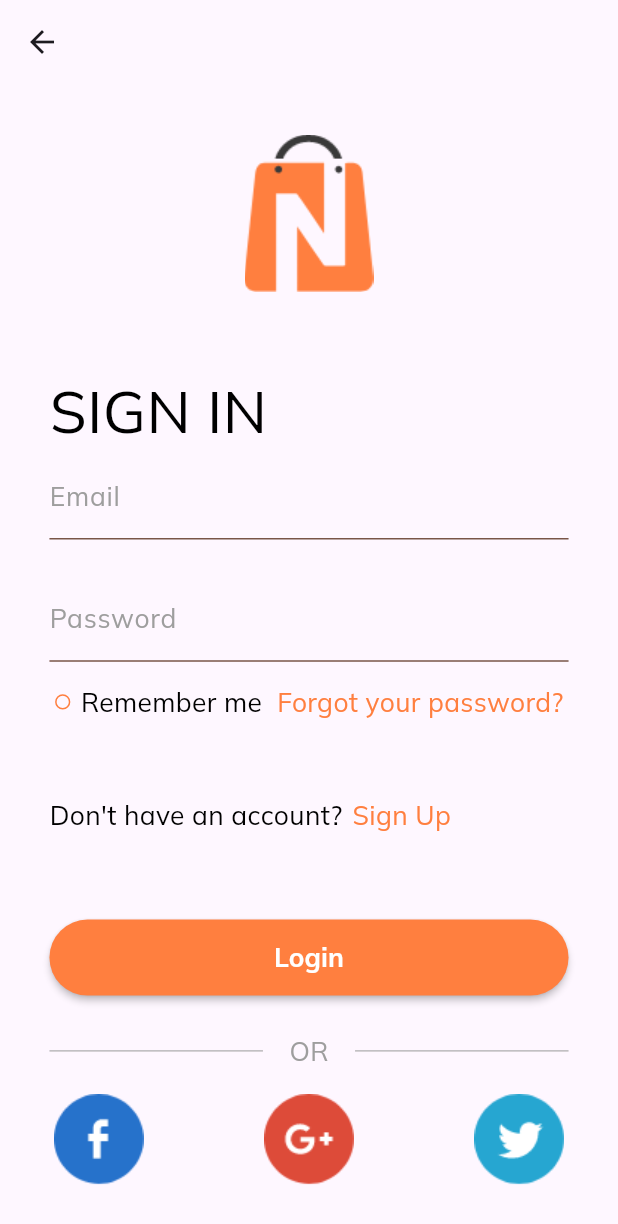
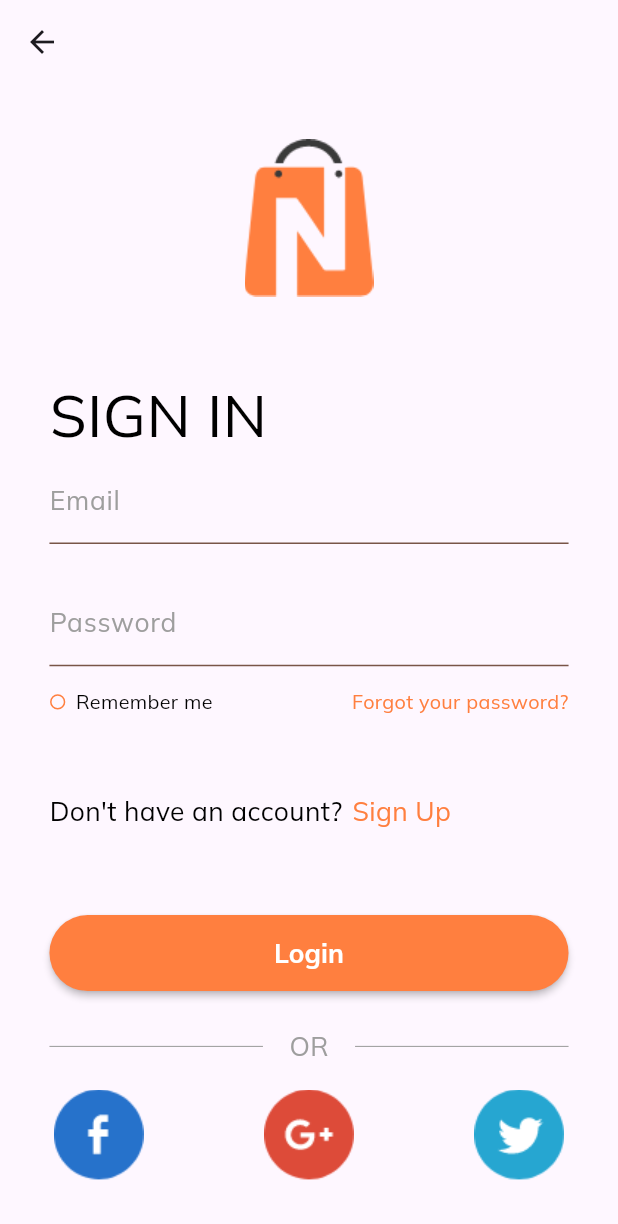
Before and after one commit to Muhanned-Anwar/Flutter_Shop, a Flutter app: the LoginView screen opened by its route, on a phone screen of 412 x 824 dp. Shown: the top 1224 px of the screen. Run offline on Flutter 3.47's test engine with Material 2 defaults, Android fonts, the phone set to English and light mode, and no system bars; our stand-ins replace easy_localization, flutter_screenutil, get, shared_preferences; accounts and stored records are empty.

Commit message:
edit view

```diff
--- a/lib/core/resources/manager_font_sizes.dart
+++ b/lib/core/resources/manager_font_sizes.dart
@@ -1,6 +1,7 @@
 import 'package:avatar_course2_5_shop/core/utils/size_util.dart';
 
 class ManagerFontSizes {
+  static double s12 = SizeUtil.setFontSize(12);
   static double s14 = SizeUtil.setFontSize(14);
   static double s16 = SizeUtil.setFontSize(16);
   static double s18 = SizeUtil.setFontSize(18);
--- a/lib/features/auth/presentation/view/login_view.dart
+++ b/lib/features/auth/presentation/view/login_view.dart
@@ -110,9 +110,7 @@ class _LoginViewState extends State<LoginView> {
                   ),
                 ),
                 SizedBox(height: ManagerHeight.h14),
-                SingleChildScrollView(
-                  scrollDirection: Axis.horizontal,
-                  child: Row(
+                Row(
                   mainAxisAlignment: MainAxisAlignment.spaceBetween,
                   children: [
                     Row(
@@ -134,21 +132,19 @@ class _LoginViewState extends State<LoginView> {
                           ManagerStrings.rememberMe,
                           style: getRegularTextStyle(
                             color: ManagerColors.black,
-                              fontSize: ManagerFontSizes.s16,
+                            fontSize: ManagerFontSizes.s12,
                           ),
                         ),
                       ],
                     ),
-                      const SizedBox(width: 10,),
                     Text(
                       ManagerStrings.forgotYourPassword,
                       style: getRegularTextStyle(
                         color: ManagerColors.primaryColor,
-                          fontSize: ManagerFontSizes.s16,
+                        fontSize: ManagerFontSizes.s12,
                       ),
                     ),
                   ],
-                  ),
                 ),
                 SizedBox(
                   height: ManagerHeight.h50,
```
Lines whose indentation alone changed are shown as unchanged.
